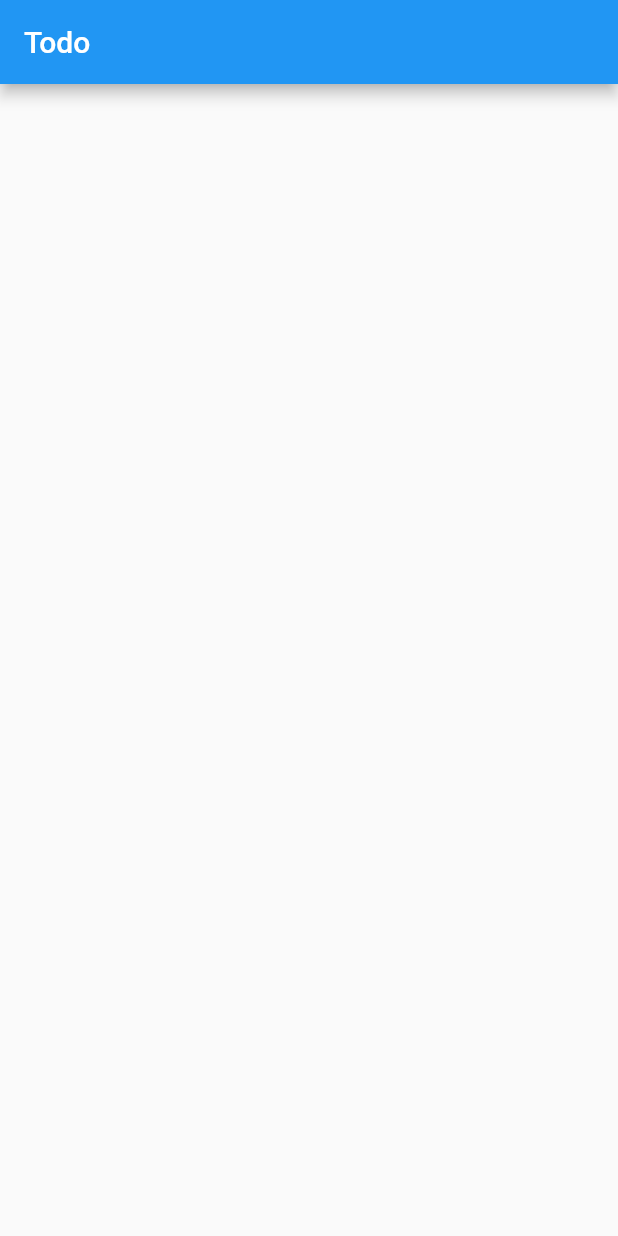
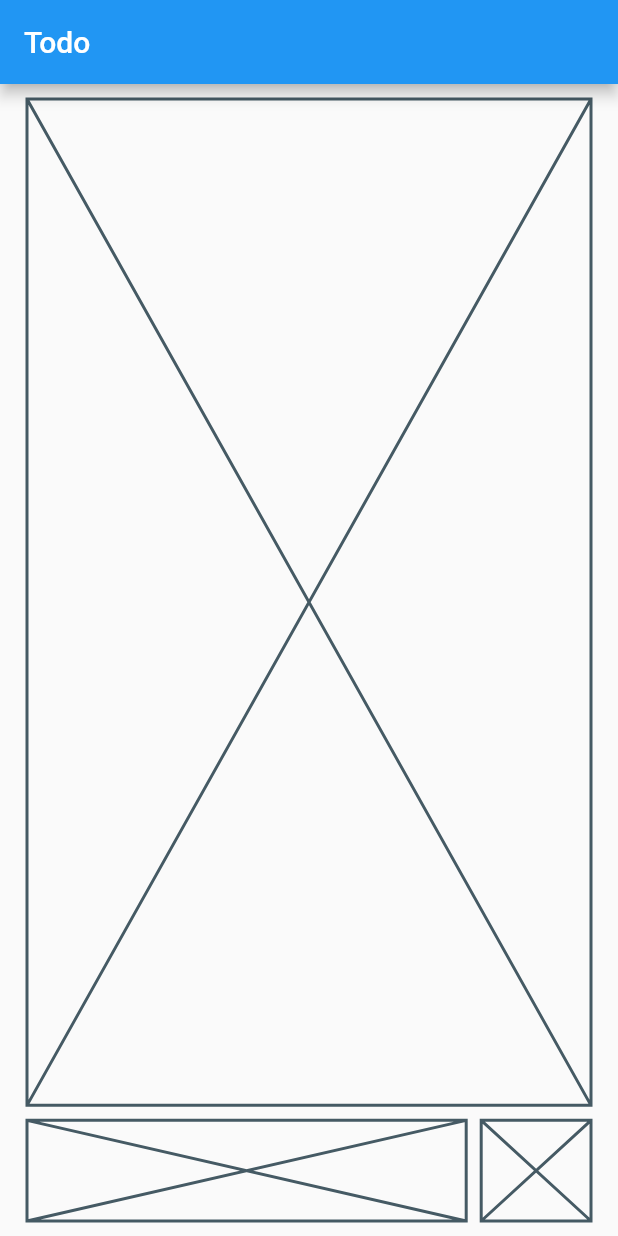
Before and after one commit to shahabmosavi/todo_clean, a Flutter app: the TodoPage screen opened directly, on a phone screen of 412 x 824 dp. Run offline on Flutter 3.47's test engine with Material 2 defaults, Android fonts, the light colour scheme and no system bars; our stand-ins replace dartz, equatable, get, hive; accounts and stored records are empty.

Commit message:
added todo placeholder

```diff
--- a/lib/Screens/Todo/Presentation/Pages/todo_page.dart
+++ b/lib/Screens/Todo/Presentation/Pages/todo_page.dart
@@ -7,6 +7,32 @@ class TodoPage extends StatelessWidget {
   Widget build(BuildContext context) {
     return Scaffold(
       appBar: AppBar(title: const Text('Todo')),
+      body: const Body(),
     );
   }
 }
+
+class Body extends StatelessWidget {
+  const Body({Key? key}) : super(key: key);
+
+  @override
+  Widget build(BuildContext context) {
+    return Padding(
+      padding: const EdgeInsets.symmetric(horizontal: 18, vertical: 10),
+      child: Column(
+        children: [
+          Expanded(flex: 10, child: Placeholder()),
+          const SizedBox(height: 10),
+          Expanded(
+              child: Row(
+            children: [
+              Expanded(flex: 4, child: Placeholder()),
+              const SizedBox(width: 10),
+              Expanded(child: Placeholder()),
+            ],
+          )),
+        ],
+      ),
+    );
+  }
+}
```
